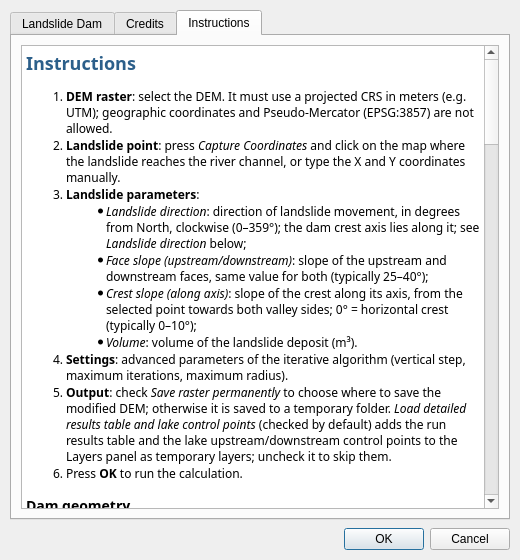
Qt form q_landslide_dam_dialog_base.ui (pierluigiderosa/Q-LandslideDam) before a commit.
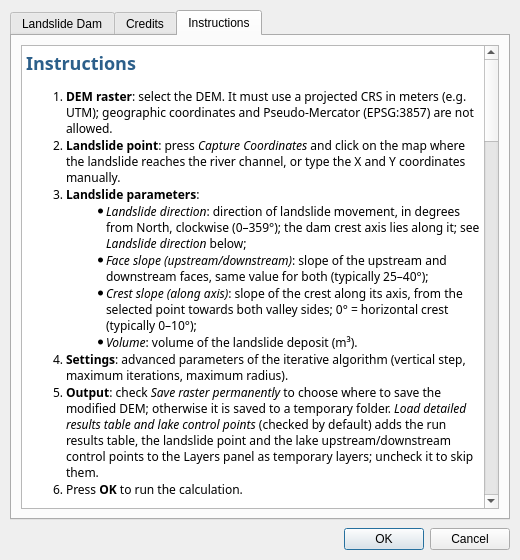
The same form after that commit. The open tabs and pages were chosen to show the change. Custom widgets are drawn as their Qt base class.

Commit message:
Add landslide point layer, wedge thickness raster and input DEM row
- Load a "Landslide point" point layer with the wedge parameters and
  results when the detail layers flag is checked
- Save and load the wedge thickness raster (dam body only, NoData
  outside) with a pseudocolor style clipped to 0..max thickness
- Add the input DEM file to the results table
- Update instructions and Italian translation

Patch:
```diff
--- a/q_landslide_dam_dialog_base.ui
+++ b/q_landslide_dam_dialog_base.ui
@@ -369,7 +369,7 @@
 &lt;li&gt;&lt;i&gt;Volume&lt;/i&gt;: volume of the landslide deposit (m³).&lt;/li&gt;
 &lt;/ul&gt;&lt;/li&gt;
 &lt;li&gt;&lt;b&gt;Settings&lt;/b&gt;: advanced parameters of the iterative algorithm (vertical step, maximum iterations, maximum radius).&lt;/li&gt;
-&lt;li&gt;&lt;b&gt;Output&lt;/b&gt;: check &lt;i&gt;Save raster permanently&lt;/i&gt; to choose where to save the modified DEM; otherwise it is saved to a temporary folder. &lt;i&gt;Load detailed results table and lake control points&lt;/i&gt; (checked by default) adds the run results table and the lake upstream/downstream control points to the Layers panel as temporary layers; uncheck it to skip them.&lt;/li&gt;
+&lt;li&gt;&lt;b&gt;Output&lt;/b&gt;: check &lt;i&gt;Save raster permanently&lt;/i&gt; to choose where to save the modified DEM; otherwise it is saved to a temporary folder. &lt;i&gt;Load detailed results table and lake control points&lt;/i&gt; (checked by default) adds the run results table, the landslide point and the lake upstream/downstream control points to the Layers panel as temporary layers; uncheck it to skip them.&lt;/li&gt;
 &lt;li&gt;Press &lt;b&gt;OK&lt;/b&gt; to run the calculation.&lt;/li&gt;
 &lt;/ol&gt;
 &lt;h3&gt;Dam geometry&lt;/h3&gt;
@@ -416,7 +416,9 @@
 &lt;h3&gt;Results&lt;/h3&gt;
 &lt;ul&gt;
 &lt;li&gt;modified DEM including the dam, with hillshade;&lt;/li&gt;
+&lt;li&gt;wedge thickness raster: the dam body alone, with the deposit thickness in metres (NoData outside the dam);&lt;/li&gt;
 &lt;li&gt;upstream dammed lake (computed with GRASS &lt;i&gt;r.lake&lt;/i&gt;) with water level, volume, area and maximum depth;&lt;/li&gt;
+&lt;li&gt;landslide point layer (the point clicked on the map or entered as coordinates), with the wedge parameters and results;&lt;/li&gt;
 &lt;li&gt;lake control points layer;&lt;/li&gt;
 &lt;li&gt;results table with all the details of the run (see below).&lt;/li&gt;
 &lt;/ul&gt;
@@ -432,7 +434,7 @@
 &lt;/ul&gt;
 &lt;p&gt;Main parameters:&lt;/p&gt;
 &lt;ul&gt;
-&lt;li&gt;&lt;b&gt;Run&lt;/b&gt;: date and time, DEM layer, CRS, cell size and path of the output dam DEM;&lt;/li&gt;
+&lt;li&gt;&lt;b&gt;Run&lt;/b&gt;: date and time, DEM layer, path of the input DEM, CRS, cell size and path of the output dam DEM;&lt;/li&gt;
 &lt;li&gt;&lt;b&gt;Input&lt;/b&gt; / &lt;b&gt;Settings&lt;/b&gt;: the values entered in the dialog and in Settings;&lt;/li&gt;
 &lt;li&gt;&lt;b&gt;Dam&lt;/b&gt;:
 &lt;ul&gt;
```
Left out of the diff: 2 changed lines with no effect on the pictures. The commit also changes 3 other files.
